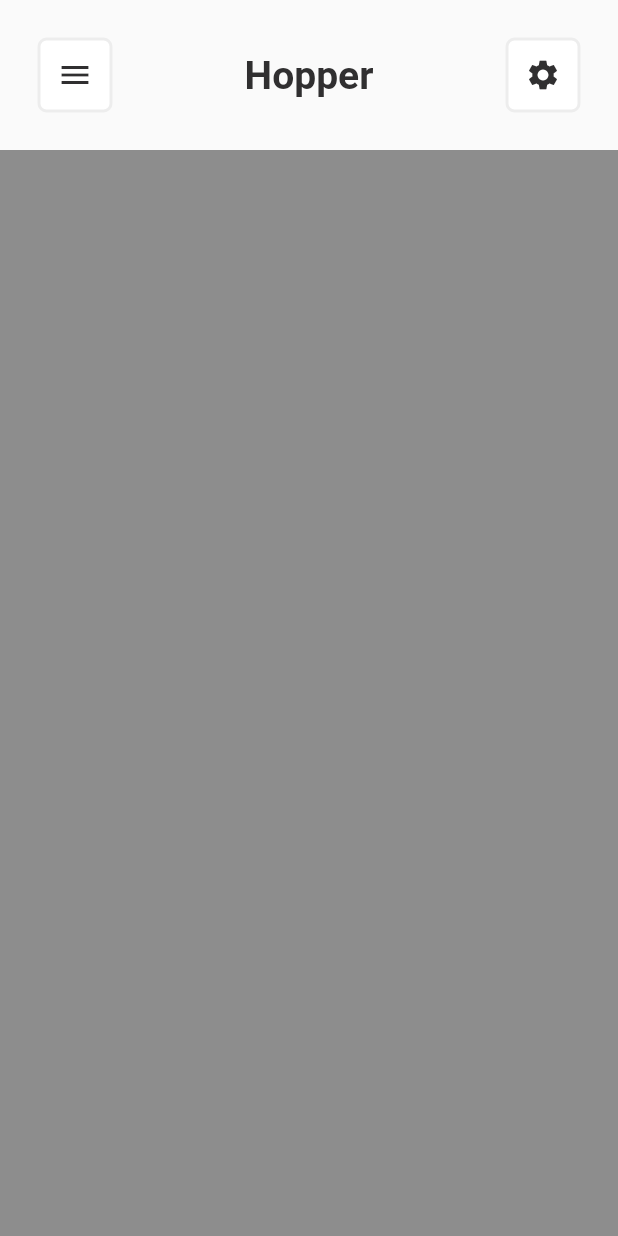
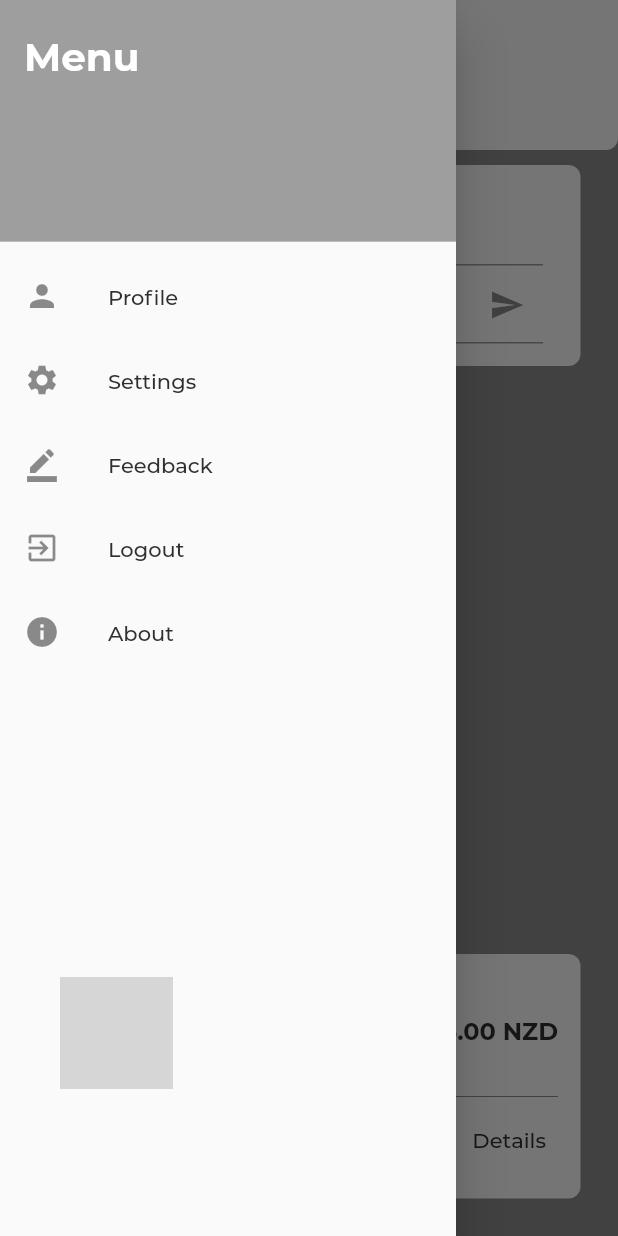
Before and after one commit to Proxfam/hopper, a Flutter app: the screen it shows after launch, with the side drawer open (before the commit the screen has no drawer), on a phone screen of 412 x 824 dp. Run offline on Flutter 3.47's test engine with Material 2 defaults, Android fonts, the light colour scheme and no system bars; grey boxes are pictures that could not be loaded.

Commit message:
29/05/22 #1

```diff
--- a/hopper_flutter_app/lib/main.dart
+++ b/hopper_flutter_app/lib/main.dart
@@ -4,6 +4,7 @@
 import 'package:hopper_flutter_app/pages/landingPage.dart';
 import 'package:hopper_flutter_app/pages/testingPage.dart';
 import 'package:hopper_flutter_app/pages/testingPage2.dart';
+import 'package:hopper_flutter_app/pages/testingPage3.dart';
 import 'package:hopper_flutter_app/utils/contants.dart';
 
 void main() {
@@ -23,9 +24,9 @@
           colorScheme: ColorScheme.fromSwatch()
               .copyWith(secondary: COLOR_DARK_BLUE, primary: PRIMARY_COLOR),
           textTheme: screenWidth < 500 ? TEXT_THEME_SMALL : TEXT_THEME_DEFAULT,
-          fontFamily: "Montserrat ",
+          fontFamily: "Montserrat",
           visualDensity: VisualDensity.adaptivePlatformDensity,
         ),
-        home: const testingPage2());
+        home: const testingPage3());
   }
 }
--- /dev/null
+++ b/hopper_flutter_app/lib/pages/menuDraw.dart
@@ -0,0 +1,58 @@
+import 'package:flutter/material.dart';
+import 'package:hopper_flutter_app/pages/profilePage.dart';
+import 'package:hopper_flutter_app/utils/contants.dart';
+
+class menuDraw extends StatelessWidget {
+  @override
+  Widget build(BuildContext context) {
+    final ThemeData themeData = Theme.of(context);
+    final TextStyle? currentTheme = themeData.textTheme.headline1;
+    final drawTitle = TextStyle(
+        color: COLOR_WHITE,
+        fontWeight: currentTheme?.fontWeight,
+        fontSize: currentTheme?.fontSize,
+        fontFamily: "Montserrat");
+
+    return Drawer(
+      child: ListView(
+        padding: EdgeInsets.zero,
+        children: <Widget>[
+          DrawerHeader(
+              decoration: const BoxDecoration(color: Colors.grey),
+              child: Text(
+                'Menu',
+                style: drawTitle,
+              )),
+          ListTile(
+              leading: const Icon(Icons.person),
+              title: const Text('Profile'),
+              onTap: () => {
+                    Navigator.push(
+                        context,
+                        MaterialPageRoute(
+                            builder: (value) => const profilePage()))
+                  }),
+          ListTile(
+            leading: const Icon(Icons.settings),
+            title: const Text('Settings'),
+            onTap: () => {Navigator.of(context).pop()},
+          ),
+          ListTile(
+            leading: const Icon(Icons.border_color),
+            title: const Text('Feedback'),
+            onTap: () => {Navigator.of(context).pop()},
+          ),
+          ListTile(
+            leading: const Icon(Icons.exit_to_app),
+            title: const Text('Logout'),
+            onTap: () => {Navigator.of(context).pop()},
+          ),
+          ListTile(
+              leading: const Icon(Icons.info),
+              title: const Text('About'),
+              onTap: () => {Navigator.of(context).pop()})
+        ],
+      ),
+    );
+  }
+}
--- a/hopper_flutter_app/lib/pages/testingPage2.dart
+++ b/hopper_flutter_app/lib/pages/testingPage2.dart
@@ -10,10 +10,10 @@
   const testingPage2({Key? key}) : super(key: key);
 
   @override
-  State<testingPage2> createState() => _testingPageState();
+  State<testingPage2> createState() => _testingPage2State();
 }
 
-class _testingPageState extends State<testingPage2> {
+class _testingPage2State extends State<testingPage2> {
   @override
   Widget build(BuildContext context) {
     final Size size = MediaQuery.of(context).size;
@@ -26,50 +26,59 @@
             child: SizedBox(
                 width: size.width,
                 height: size.height,
-                child: Container(
-                    child: Stack(children: [
-                  Column(
-                    crossAxisAlignment: CrossAxisAlignment.stretch,
-                    children: [
-                      Container(
+                child: Stack(
+                  children: [
+                    Expanded(
+                        child: Container(
+                      decoration: const BoxDecoration(color: COLOR_GREY),
+                    )),
+                    Positioned(
+                        child: Padding(
+                            padding: const EdgeInsets.fromLTRB(
+                                padding, 15, padding, 0),
+                            child: RouteCard(itemData: RE_DATA[0]))),
+                    Positioned(
+                      top: 0,
+                      child: Container(
                           padding:
                               const EdgeInsets.symmetric(vertical: padding),
                           decoration: BoxDecoration(
+                              boxShadow: const <BoxShadow>[
+                                BoxShadow(color: COLOR_DARK_BLUE)
+                              ],
                               borderRadius: BorderRadius.circular(8.0)),
                           child: Padding(
                               padding: const EdgeInsets.symmetric(
                                   horizontal: padding),
                               child: Row(
-                                mainAxisAlignment:
-                                    MainAxisAlignment.spaceBetween,
                                 children: [
-                                  BorderBox(
+                                  Expanded(
+                                      child: BorderBox(
                                     height: 50,
                                     width: 50,
                                     padding: const EdgeInsets.all(8.0),
                                     callback: menu,
                                     child: const Icon(Icons.menu,
                                         color: PRIMARY_COLOR),
-                                  ),
-                                  Text("Hopper",
-                                      style: themeData.textTheme.headline1),
-                                  BorderBox(
+                                  )),
+                                  Expanded(
+                                      child: Text("Hopper",
+                                          style:
+                                              themeData.textTheme.headline1)),
+                                  Expanded(
+                                      child: BorderBox(
                                     height: 50,
                                     width: 50,
                                     padding: const EdgeInsets.all(8.0),
                                     callback: settings,
                                     child: const Icon(Icons.settings,
                                         color: PRIMARY_COLOR),
-                                  )
+                                  ))
                                 ],
                               ))),
-                      Expanded(
-                        child: Container(
-                            decoration: const BoxDecoration(color: COLOR_GREY)),
-                      )
-                    ],
-                  )
-                ])))));
+                    )
+                  ],
+                ))));
   }
 
   void menu() {}
@@ -88,8 +97,7 @@
 
     return Container(
         decoration: BoxDecoration(
-            borderRadius: BorderRadius.circular(8),
-            color: Colors.grey.shade300),
+            borderRadius: BorderRadius.circular(8), color: COLOR_WHITE),
         child: Padding(
           padding: const EdgeInsets.all(15.0),
           child: Column(
--- /dev/null
+++ b/hopper_flutter_app/lib/pages/testingPage3.dart
@@ -0,0 +1,126 @@
+import 'package:flutter/material.dart';
+import 'package:flutter/services.dart';
+import 'package:flutter/src/foundation/key.dart';
+import 'package:flutter/src/widgets/framework.dart';
+import 'package:hopper_flutter_app/pages/menuDraw.dart';
+import 'package:hopper_flutter_app/pages/testingPage2.dart';
+import 'package:hopper_flutter_app/utils/contants.dart';
+import 'package:hopper_flutter_app/utils/data.dart';
+
+import '../custom/borderBox.dart';
+
+class testingPage3 extends StatefulWidget {
+  const testingPage3({Key? key}) : super(key: key);
+
+  @override
+  State<testingPage3> createState() => _testingPage3State();
+}
+
+class _testingPage3State extends State<testingPage3> {
+  final GlobalKey<ScaffoldState> _key = GlobalKey();
+
+  @override
+  Widget build(BuildContext context) {
+    final Size size = MediaQuery.of(context).size;
+    final ThemeData themeData = Theme.of(context);
+    const double padding = 25;
+
+    final origin = TextEditingController();
+    final destination = TextEditingController();
+
+    return Scaffold(
+        drawer: menuDraw(),
+        key: _key,
+        body: SafeArea(
+            bottom: false,
+            child: SizedBox(
+                height: size.height,
+                width: size.width,
+                child: Stack(
+                  fit: StackFit.expand,
+                  children: <Widget>[
+                    Container(color: COLOR_GREY),
+                    Positioned(
+                      top: 0,
+                      right: 0,
+                      left: 0,
+                      child: Column(children: <Widget>[
+                        Container(
+                            decoration: const BoxDecoration(
+                                borderRadius: BorderRadius.only(
+                                    bottomLeft: Radius.circular(8.0),
+                                    bottomRight: Radius.circular(8.0)),
+                                color: COLOR_WHITE),
+                            child: Padding(
+                                padding: const EdgeInsets.all(padding),
+                                child: Row(
+                                  crossAxisAlignment: CrossAxisAlignment.center,
+                                  mainAxisAlignment:
+                                      MainAxisAlignment.spaceBetween,
+                                  children: <Widget>[
+                                    BorderBox(
+                                      height: 50,
+                                      width: 50,
+                                      padding: const EdgeInsets.all(8.0),
+                                      callback: menu,
+                                      child: const Icon(Icons.menu,
+                                          color: PRIMARY_COLOR),
+                                    ),
+                                    Text("Hopper",
+                                        style: themeData.textTheme.headline1),
+                                    const SizedBox(height: 50, width: 50)
+                                  ],
+                                ))),
+                        Padding(
+                            padding: const EdgeInsets.fromLTRB(
+                                padding, 10, padding, 0),
+                            child: Container(
+                                decoration: BoxDecoration(
+                                    borderRadius: BorderRadius.circular(8.0),
+                                    color: COLOR_WHITE),
+                                padding: const EdgeInsets.symmetric(
+                                    horizontal: padding, vertical: 15),
+                                child: Column(
+                                  crossAxisAlignment: CrossAxisAlignment.center,
+                                  mainAxisAlignment: MainAxisAlignment.center,
+                                  children: <Widget>[
+                                    TextField(
+                                      controller: origin,
+                                      decoration: const InputDecoration(
+                                          labelText: "Origin"),
+                                    ),
+                                    TextField(
+                                      controller: destination,
+                                      decoration: InputDecoration(
+                                          labelText: "Destination",
+                                          suffixIcon: IconButton(
+                                              onPressed: search,
+                                              icon: const Icon(Icons.send))),
+                                    )
+                                  ],
+                                ))),
+                      ]),
+                    ),
+                    Positioned(
+                        bottom: padding,
+                        left: 0,
+                        right: 0,
+                        child: Padding(
+                          padding:
+                              const EdgeInsets.symmetric(horizontal: padding),
+                          child: RouteCard(itemData: RE_DATA[0]),
+                        )),
+                  ],
+                ))));
+  }
+
+  void menu() {
+    _key.currentState!.openDrawer();
+  }
+
+  void settings() {}
+
+  void search() {
+    print("SHIT");
+  }
+}
```
Also changed, not shown: hopper_flutter_app/lib/pages/profilePage.dart (added, +18 -0 lines), hopper_flutter_app/lib/pages/testingPage.dart (+1 -90 lines).
